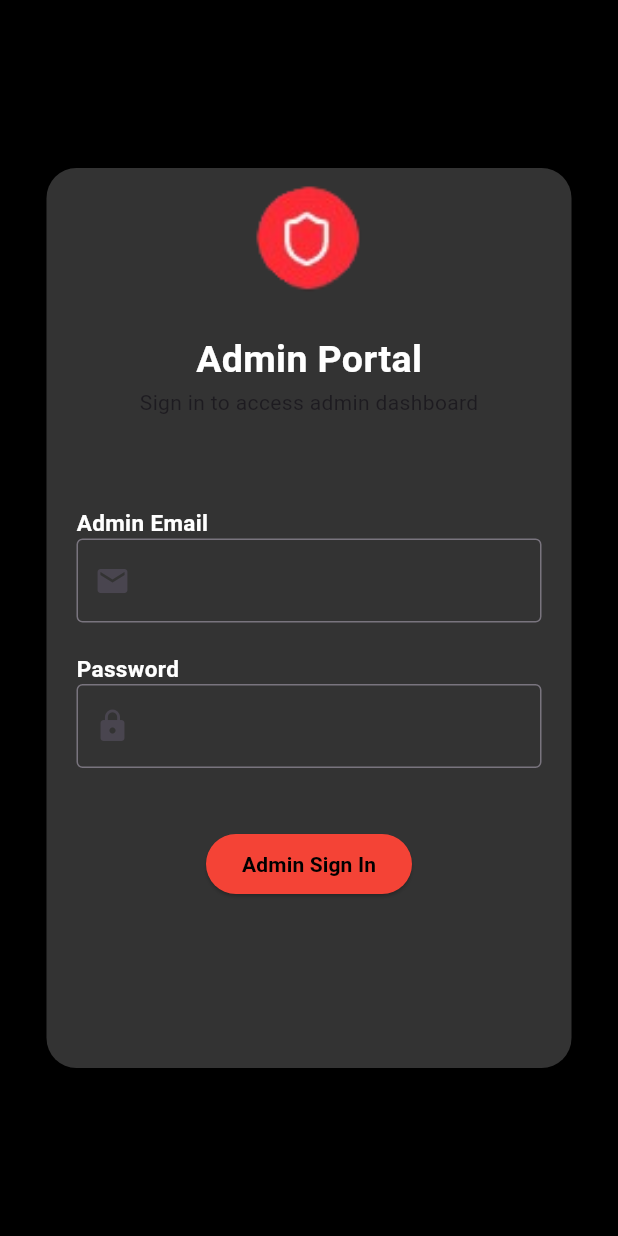
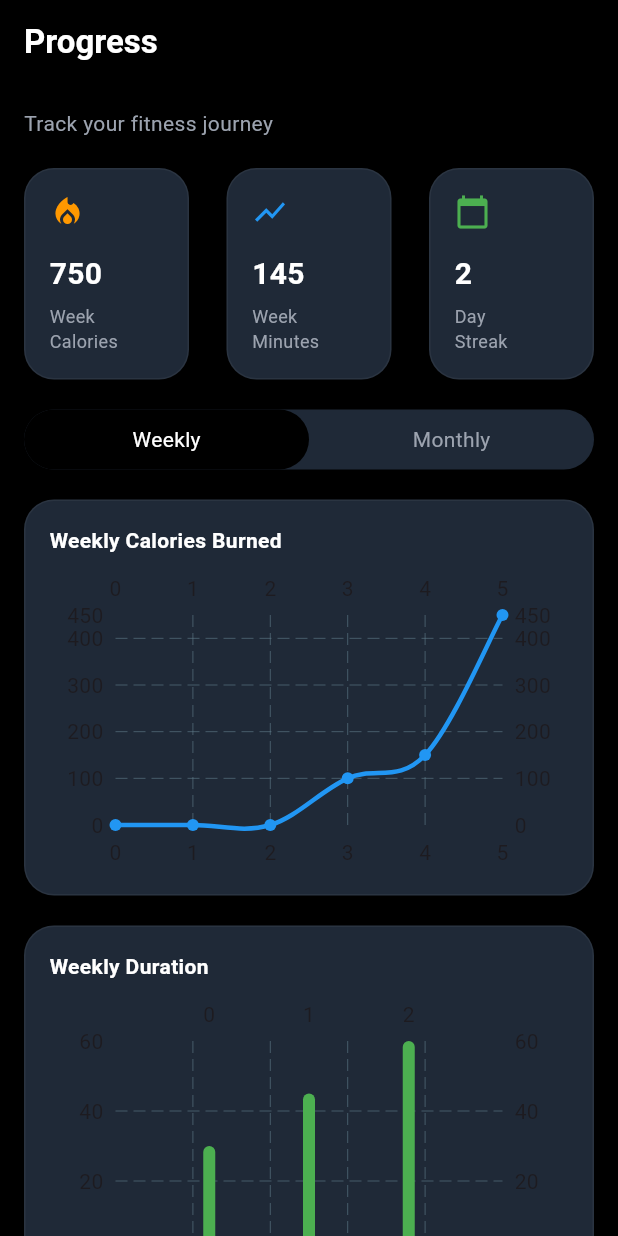
Before and after one commit to leealvin676/lockinApp, a Flutter app: the screen it shows after launch, on a phone screen of 412 x 824 dp. Run offline on Flutter 3.47's test engine with Material 3 defaults, Android fonts, the phone set to English and light mode, and no system bars; drawn by our look-alikes of fl_chart; missing offline and left inert: dart:ffi.

Commit message:
new progress page

```diff
--- a/lib/main.dart
+++ b/lib/main.dart
@@ -1,5 +1,6 @@
 import 'package:flutter/material.dart';
 import 'screen/admin/adminlogin.dart';
+import 'screen/progress/progress_page.dart';
 
 void main() {
   runApp(const MainApp());
@@ -12,7 +13,7 @@ class MainApp extends StatelessWidget {
   Widget build(BuildContext context) {
     return  MaterialApp(
       debugShowCheckedModeBanner: false,
-      home: AdminLogin(),
+      home: ProgressPage(),
     );
   }
 }
--- /dev/null
+++ b/lib/screen/progress/progress_page.dart
@@ -0,0 +1,398 @@
+import 'package:flutter/material.dart';
+import 'package:fl_chart/fl_chart.dart';
+
+const bgColor = Color(0xFF000000);
+const cardColor = Color(0xFF1F2937);
+const inputColor = Color(0xFF374151);
+const textGrey = Color(0xFF9CA3AF);
+const neonGreen = Color(0xFFA3E635);
+
+class ProgressPage extends StatefulWidget {
+  const ProgressPage({super.key});
+
+  @override
+  State<ProgressPage> createState() => _ProgressPageState();
+}
+
+class _ProgressPageState extends State<ProgressPage> {
+
+  int selected = 0;
+
+  TextEditingController heightController = TextEditingController();
+  TextEditingController weightController = TextEditingController();
+
+  double bmi = 0;
+  int streak = 2;
+
+  void calculateBMI() {
+    double h = double.tryParse(heightController.text) ?? 0;
+    double w = double.tryParse(weightController.text) ?? 0;
+
+    if (h == 0 || w == 0) return;
+
+    h = h / 100;
+
+    setState(() {
+      bmi = w / (h * h);
+    });
+  }
+
+  @override
+  Widget build(BuildContext context) {
+    return Scaffold(
+      backgroundColor: bgColor,
+
+      appBar: AppBar(
+        backgroundColor: bgColor,
+        elevation: 0,
+        title: const Text(
+          "Progress",
+          style: TextStyle(color: Colors.white, fontWeight: FontWeight.bold),
+        ),
+      ),
+
+      body: SingleChildScrollView(
+        child: Padding(
+          padding: const EdgeInsets.all(16),
+
+          child: Column(
+            crossAxisAlignment: CrossAxisAlignment.start,
+            children: [
+
+              const Text(
+                "Track your fitness journey",
+                style: TextStyle(color: textGrey),
+              ),
+
+              const SizedBox(height: 20),
+
+              _summary(),
+              const SizedBox(height: 20),
+
+              _toggle(),
+              const SizedBox(height: 20),
+
+              _lineCard(),
+              const SizedBox(height: 20),
+
+              _barCard(),
+              const SizedBox(height: 20),
+
+              _bmiCard(),
+              const SizedBox(height: 20),
+
+              _streakCard(),
+            ],
+          ),
+        ),
+      ),
+    );
+  }
+
+
+  Widget _summary() {
+    return Row(
+      mainAxisAlignment: MainAxisAlignment.spaceBetween,
+      children: [
+        _card(Icons.local_fire_department, "750", "Week\nCalories", Colors.orange),
+        _card(Icons.show_chart, "145", "Week\nMinutes", Colors.blue),
+        _card(Icons.calendar_today, "2", "Day\nStreak", Colors.green),
+      ],
+    );
+  }
+
+  Widget _card(IconData icon, String value, String label, Color color) {
+    return Container(
+      width: 110,
+      padding: const EdgeInsets.all(16),
+      decoration: BoxDecoration(
+        color: cardColor,
+        borderRadius: BorderRadius.circular(20),
+        border: Border.all(color: Colors.white.withOpacity(0.05)),
+        boxShadow: [
+          BoxShadow(
+            color: Colors.black.withOpacity(0.6),
+            blurRadius: 10,
+            offset: const Offset(0, 5),
+          )
+        ],
+      ),
+      child: Column(
+        crossAxisAlignment: CrossAxisAlignment.start,
+        children: [
+
+          Icon(icon, color: color),
+
+          const SizedBox(height: 15),
+
+          Text(
+            value,
+            style: const TextStyle(
+                color: Colors.white,
+                fontSize: 20,
+                fontWeight: FontWeight.bold),
+          ),
+
+          const SizedBox(height: 5),
+
+          Text(
+            label,
+            style: const TextStyle(color: textGrey, fontSize: 12),
+          ),
+        ],
+      ),
+    );
+  }
+
+
+  Widget _toggle() {
+    return Container(
+      decoration: BoxDecoration(
+        color: cardColor,
+        borderRadius: BorderRadius.circular(20),
+      ),
+      child: Row(
+        children: [
+          _toggleBtn("Weekly", 0),
+          _toggleBtn("Monthly", 1),
+        ],
+      ),
+    );
+  }
+
+  Widget _toggleBtn(String text, int index) {
+    return Expanded(
+      child: GestureDetector(
+        onTap: () {
+          setState(() {
+            selected = index;
+          });
+        },
+        child: Container(
+          padding: const EdgeInsets.symmetric(vertical: 10),
+          decoration: BoxDecoration(
+            color: selected == index ? Colors.black : Colors.transparent,
+            borderRadius: BorderRadius.circular(20),
+          ),
+          child: Center(
+            child: Text(
+              text,
+              style: TextStyle(
+                  color: selected == index ? Colors.white : textGrey),
+            ),
+          ),
+        ),
+      ),
+    );
+  }
+
+
+  Widget _lineCard() {
+    return _cardContainer(
+      title: "Weekly Calories Burned",
+      child: SizedBox(height: 200, child: _lineChart()),
+    );
+  }
+
+  Widget _lineChart() {
+    return LineChart(
+      LineChartData(
+        gridData: FlGridData(show: true),
+        borderData: FlBorderData(show: false),
+        titlesData: FlTitlesData(show: true),
+        lineBarsData: [
+          LineChartBarData(
+            isCurved: true,
+            color: Colors.blue,
+            barWidth: 3,
+            spots: const [
+              FlSpot(0, 0),
+              FlSpot(1, 0),
+              FlSpot(2, 0),
+              FlSpot(3, 100),
+              FlSpot(4, 150),
+              FlSpot(5, 450),
+            ],
+          ),
+        ],
+      ),
+    );
+  }
+
+
+  Widget _barCard() {
+    return _cardContainer(
+      title: "Weekly Duration",
+      child: SizedBox(height: 200, child: _barChart()),
+    );
+  }
+
+  Widget _barChart() {
+    return BarChart(
+      BarChartData(
+        gridData: FlGridData(show: true),
+        borderData: FlBorderData(show: false),
+        barGroups: [
+          BarChartGroupData(x: 0, barRods: [BarChartRodData(toY: 30, color: Colors.green)]),
+          BarChartGroupData(x: 1, barRods: [BarChartRodData(toY: 45, color: Colors.green)]),
+          BarChartGroupData(x: 2, barRods: [BarChartRodData(toY: 60, color: Colors.green)]),
+        ],
+      ),
+    );
+  }
+
+  Widget _bmiCard() {
+    return _cardContainer(
+      title: "BMI Calculator",
+      child: Column(
+        crossAxisAlignment: CrossAxisAlignment.start,
+        children: [
+
+          const Text(
+            "Calculate your Body Mass Index",
+            style: TextStyle(color: textGrey),
+          ),
+
+          const SizedBox(height: 15),
+
+          Row(
+            children: [
+              Expanded(child: _input(heightController, "Height (cm)")),
+              const SizedBox(width: 10),
+              Expanded(child: _input(weightController, "Weight (kg)")),
+            ],
+          ),
+
+          const SizedBox(height: 15),
+
+          SizedBox(
+            width: double.infinity,
+            child: ElevatedButton(
+              style: ElevatedButton.styleFrom(
+                backgroundColor: neonGreen,
+                foregroundColor: Colors.black,
+                shape: RoundedRectangleBorder(
+                  borderRadius: BorderRadius.circular(12),
+                ),
+              ),
+              onPressed: calculateBMI,
+              child: const Text("Calculate BMI"),
+            ),
+          ),
+
+          const SizedBox(height: 10),
+
+          Text(
+            "BMI: ${bmi.toStringAsFixed(2)}",
+            style: const TextStyle(color: Colors.white),
+          ),
+        ],
+      ),
+    );
+  }
+
+  Widget _input(TextEditingController controller, String hint) {
+    return TextField(
+      controller: controller,
+      style: const TextStyle(color: Colors.white),
+      decoration: InputDecoration(
+        hintText: hint,
+        hintStyle: const TextStyle(color: textGrey),
+        filled: true,
+        fillColor: inputColor,
+        border: OutlineInputBorder(
+          borderRadius: BorderRadius.circular(12),
+          borderSide: BorderSide.none,
+        ),
+      ),
+    );
+  }
+
+
+  Widget _streakCard() {
+    return Container(
+      padding: const EdgeInsets.all(20),
+      decoration: BoxDecoration(
+        gradient: const LinearGradient(
+          colors: [Color(0xFF1F2937), Color(0xFF111827)],
+        ),
+        borderRadius: BorderRadius.circular(20),
+      ),
+      child: Column(
+        children: [
+
+          const Text(
+            "Streak Tracker",
+            style: TextStyle(color: Colors.white, fontWeight: FontWeight.bold),
+          ),
+
+          const SizedBox(height: 5),
+
+          const Text(
+            "Keep the momentum going!",
+            style: TextStyle(color: textGrey),
+          ),
+
+          const SizedBox(height: 20),
+
+          const Icon(Icons.local_fire_department,
+              color: Colors.orangeAccent, size: 60),
+
+          const SizedBox(height: 10),
+
+          Text(
+            "$streak Days",
+            style: const TextStyle(
+                color: Colors.white,
+                fontSize: 22,
+                fontWeight: FontWeight.bold),
+          ),
+
+          const Text(
+            "You're building a habit!",
+            style: TextStyle(color: textGrey),
+          ),
+
+          const SizedBox(height: 10),
+
+          Row(
+            mainAxisAlignment: MainAxisAlignment.center,
+            children: const [
+              CircleAvatar(radius: 4, backgroundColor: Colors.orange),
+              SizedBox(width: 5),
+              CircleAvatar(radius: 4, backgroundColor: Colors.orange),
+            ],
+          ),
+        ],
+      ),
+    );
+  }
+
+
+  Widget _cardContainer({required String title, required Widget child}) {
+    return Container(
+      padding: const EdgeInsets.all(16),
+      decoration: BoxDecoration(
+        color: cardColor,
+        borderRadius: BorderRadius.circular(20),
+        border: Border.all(color: Colors.white.withOpacity(0.05)),
+      ),
+      child: Column(
+        crossAxisAlignment: CrossAxisAlignment.start,
+        children: [
+
+          Text(
+            title,
+            style: const TextStyle(
+                color: Colors.white,
+                fontWeight: FontWeight.bold),
+          ),
+
+          const SizedBox(height: 10),
+
+          child,
+        ],
+      ),
+    );
+  }
+}
--- a/pubspec.yaml
+++ b/pubspec.yaml
@@ -7,8 +7,12 @@ environment:
   sdk: ^3.11.1
 
 dependencies:
+  fl_chart: ^1.2.0
   flutter:
     sdk: flutter
+  path: ^1.9.1
+  sqflite: ^2.4.2
+  supabase_flutter: ^2.12.2
 
 dev_dependencies:
   flutter_test:
```
Also changed, not shown: pubspec.lock, 5 other files.
